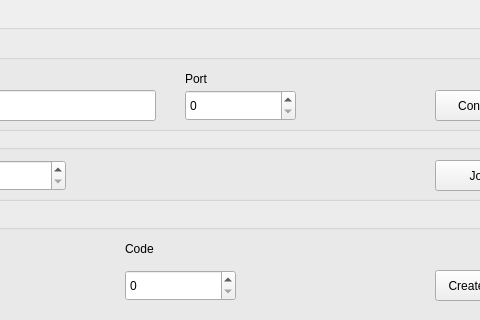
First picture: the form in kahoot/client.ui, repository filip20121/SK2_kahoot, before the edit; both pictures show x 145 to 625 and y 0 to 320 of the 800 by 689 pixel window.
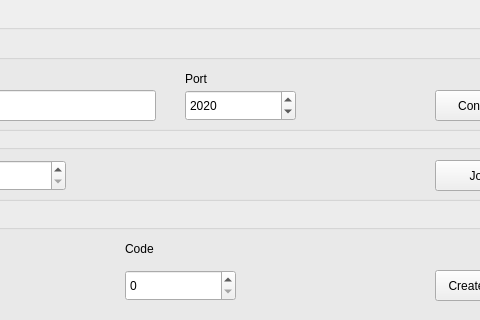
Second picture: the form after the edit.

```diff
--- a/kahoot/client.ui
+++ b/kahoot/client.ui
@@ -372,6 +372,9 @@
      <property name="maximum">
       <number>9999</number>
      </property>
+     <property name="value">
+      <number>2020</number>
+     </property>
     </widget>
    </widget>
    <widget class="QGroupBox" name="join_game">
```
